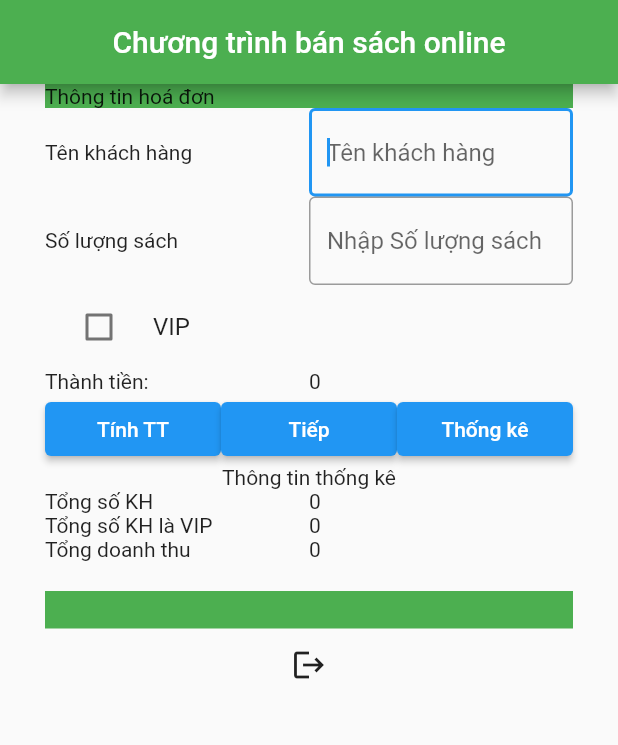
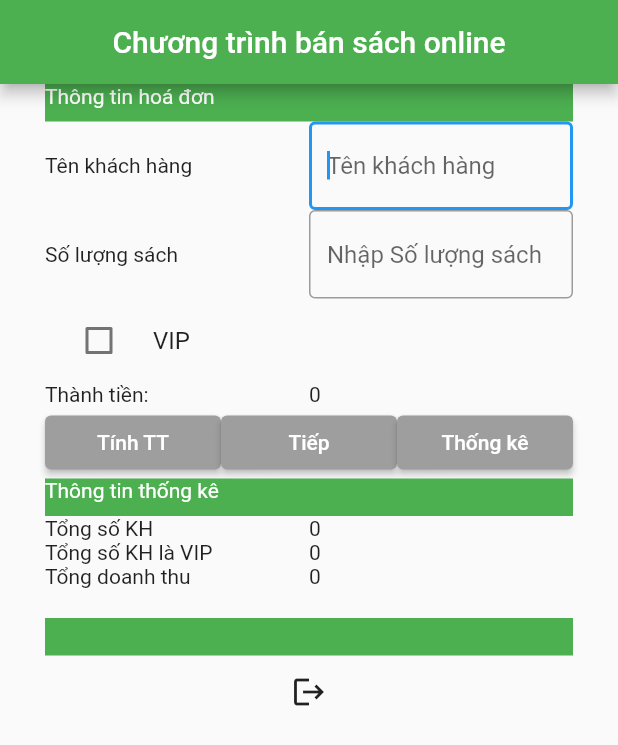
Before and after one commit to bacnghg/-thanhtoansachonline, a Flutter app: the screen it shows after launch, on a phone screen of 412 x 824 dp. Shown: the top 745 px of the screen. Run offline on Flutter 3.47's test engine with Material 2 defaults, Android fonts, the phone set to English and light mode, and no system bars.

Commit message:
fixcolore button

```diff
--- a/lib/views/home_screen.dart
+++ b/lib/views/home_screen.dart
@@ -51,11 +51,11 @@ class _HomeScreenState extends State<HomeScreen> {
               child: Column(children: [
                 SizedBox(
                   width: MediaQuery.of(context).size.width,
+                  height: 25,
                   child: Container(
-                    child: Text(
-                      inforHoaDon,
-                      textAlign: TextAlign.left,
-                    ),
+                    child: Text(inforHoaDon,
+                        textAlign: TextAlign.left,
+                        style: TextStyle(color: Colors.white)),
                     color: Colors.green,
                   ),
                 ),
@@ -106,11 +106,17 @@ class _HomeScreenState extends State<HomeScreen> {
                             });
                           },
                           child: Text(btnSum),
+                          style: ElevatedButton.styleFrom(
+                            primary: Colors.grey, // Background color
+                          ),
                         ),
                       ),
                       Expanded(
                         flex: 1,
                         child: ElevatedButton(
+                          style: ElevatedButton.styleFrom(
+                            primary: Colors.grey, // Background color
+                          ),
                           onPressed: () {
                             setState(() {
                               print(tongsoKH);
@@ -152,12 +158,23 @@ class _HomeScreenState extends State<HomeScreen> {
                             ),
                           ),
                           child: const Text(btnInfo),
+                          style: ElevatedButton.styleFrom(
+                            primary: Colors.grey, // Background color
+                          ),
                         ),
                       ),
                     ],
                   ),
                 ),
-                Text(inforthongKe),
+                SizedBox(
+                  height: 25,
+                  width: MediaQuery.of(context).size.width,
+                  child: Container(
+                    child: Text(inforthongKe,
+                        style: TextStyle(color: Colors.white)),
+                    color: Colors.green,
+                  ),
+                ),
                 CheckInfor(
                     textInforLabel: tongSoKHLabel,
                     textInforOutput: tongsoKH.toString()),
```
